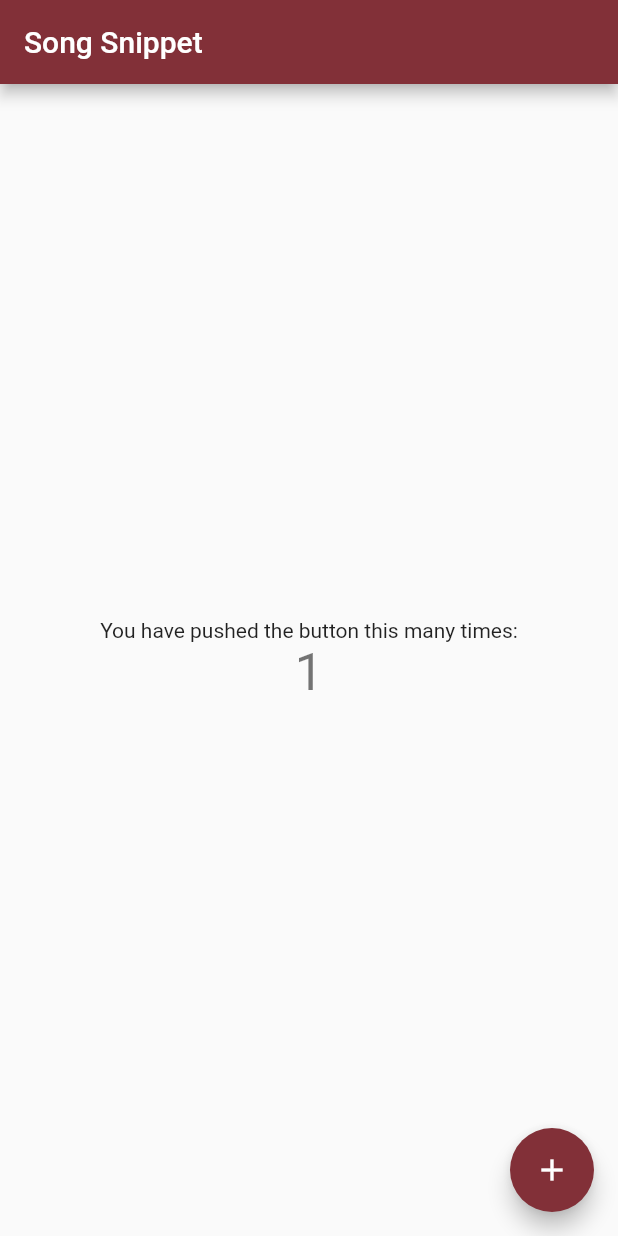
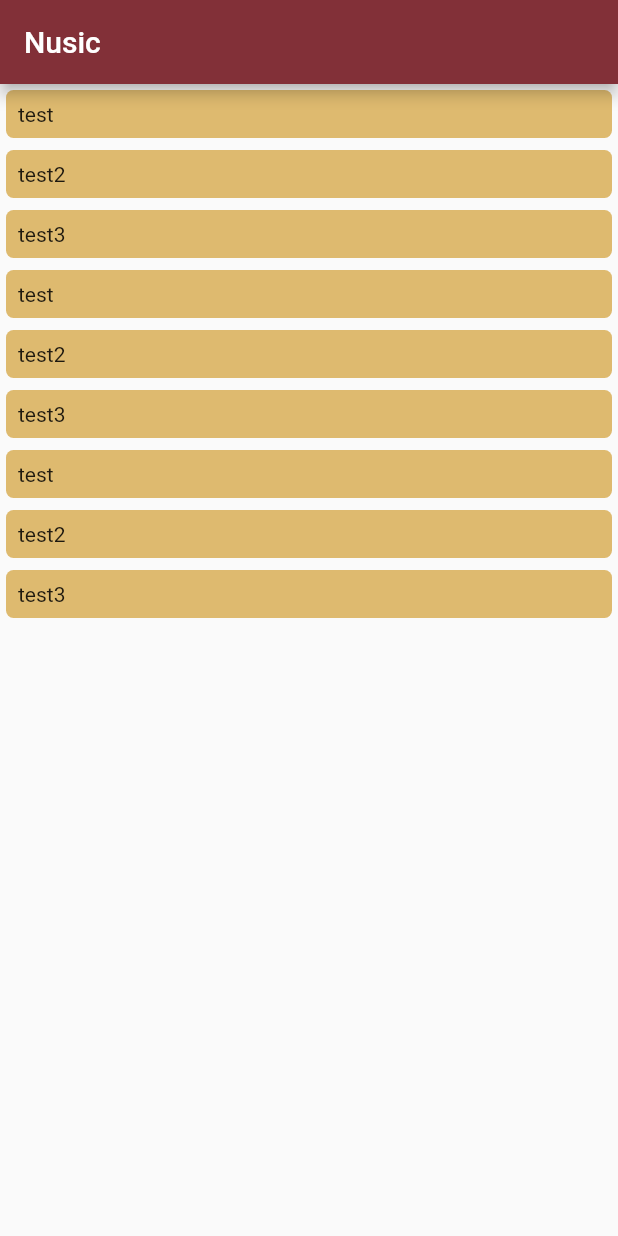
Before and after one commit to ChicoState/songsnippet, a Flutter app: the screen it shows after launch, on a phone screen of 412 x 824 dp. Run offline on Flutter 3.47's test engine with Material 2 defaults, Android fonts, the phone set to English and light mode, and no system bars.

Commit message:
added resources and implemented a simple recycling list

```diff
--- /dev/null
+++ b/lib/home/home.dart
@@ -0,0 +1,57 @@
+import 'dart:developer';
+import 'package:flutter/material.dart';
+import 'package:song_snippet/resources/dimen.dart';
+
+
+class Home extends StatefulWidget {
+  const Home({super.key});
+
+  @override
+  State<Home> createState() => _HomeState();
+}
+
+class _HomeState extends State<Home> {
+
+
+  //test array, later on we will be getting this data from the backend
+  final songs = ["test", "test2", "test3","test",
+                "test2", "test3","test", "test2", "test3"];
+
+
+  @override
+  Widget build(BuildContext context) {
+    return Scaffold(
+      appBar: AppBar(
+        title: Text("Nusic"),
+      ),
+      body: ListView.builder(
+        itemCount: songs.length,
+        itemBuilder: (context, position) {
+          return getRow(context, position, songs[position]);
+        },
+      ), // This trailing comma makes auto-formatting nicer for build methods.
+    );
+  }
+
+
+  Widget getRow(BuildContext context, int position, String song) {
+    return GestureDetector(
+      onTap: () {
+          log('row $position');
+      },
+      child: Padding(
+        padding: EdgeInsets.all(SongSnippetDimen.paddingHalf),
+        child: Container(
+          padding: const EdgeInsets.all(SongSnippetDimen.padding),
+          decoration: BoxDecoration (
+            color: Theme.of(context).primaryColor,
+            borderRadius: BorderRadius.circular(5.0),
+          ),
+          child: Text(
+            '$song',
+          ),
+        ),
+      )
+    );
+  }
+}
--- a/lib/main.dart
+++ b/lib/main.dart
@@ -1,5 +1,6 @@
 import 'package:flutter/material.dart';
 import 'theme/theme.dart';
+import 'home/home.dart';
 
 void main() {
   runApp(const MyApp());
@@ -8,98 +9,13 @@ void main() {
 class MyApp extends StatelessWidget {
   const MyApp({super.key});
 
-  // This widget is the root of your application.
+  // Root
   @override
   Widget build(BuildContext context) {
     return MaterialApp(
       title: 'Song Snippet',
       theme: getTheme(),
-      home: const MyHomePage(title: 'Song Snippet'),
+      home: const Home(),
     );
   }
 }
-
-class MyHomePage extends StatefulWidget {
-  const MyHomePage({super.key, required this.title});
-
-  // This widget is the home page of your application. It is stateful, meaning
-  // that it has a State object (defined below) that contains fields that affect
-  // how it looks.
-
-  // This class is the configuration for the state. It holds the values (in this
-  // case the title) provided by the parent (in this case the App widget) and
-  // used by the build method of the State. Fields in a Widget subclass are
-  // always marked "final".
-
-  final String title;
-
-  @override
-  State<MyHomePage> createState() => _MyHomePageState();
-}
-
-class _MyHomePageState extends State<MyHomePage> {
-  int _counter = 1;
-
-  void _incrementCounter() {
-    setState(() {
-      // This call to setState tells the Flutter framework that something has
-      // changed in this State, which causes it to rerun the build method below
-      // so that the display can reflect the updated values. If we changed
-      // _counter without calling setState(), then the build method would not be
-      // called again, and so nothing would appear to happen.
-      _counter++;
-    });
-  }
-
-  @override
-  Widget build(BuildContext context) {
-    // This method is rerun every time setState is called, for instance as done
-    // by the _incrementCounter method above.
-    //
-    // The Flutter framework has been optimized to make rerunning build methods
-    // fast, so that you can just rebuild anything that needs updating rather
-    // than having to individually change instances of widgets.
-    return Scaffold(
-      appBar: AppBar(
-        // Here we take the value from the MyHomePage object that was created by
-        // the App.build method, and use it to set our appbar title.
-        title: Text(widget.title),
-      ),
-      body: Center(
-        // Center is a layout widget. It takes a single child and positions it
-        // in the middle of the parent.
-        child: Column(
-          // Column is also a layout widget. It takes a list of children and
-          // arranges them vertically. By default, it sizes itself to fit its
-          // children horizontally, and tries to be as tall as its parent.
-          //
-          // Invoke "debug painting" (press "p" in the console, choose the
-          // "Toggle Debug Paint" action from the Flutter Inspector in Android
-          // Studio, or the "Toggle Debug Paint" command in Visual Studio Code)
-          // to see the wireframe for each widget.
-          //
-          // Column has various properties to control how it sizes itself and
-          // how it positions its children. Here we use mainAxisAlignment to
-          // center the children vertically; the main axis here is the vertical
-          // axis because Columns are vertical (the cross axis would be
-          // horizontal).
-          mainAxisAlignment: MainAxisAlignment.center,
-          children: <Widget>[
-            const Text(
-              'You have pushed the button this many times:',
-            ),
-            Text(
-              '$_counter',
-              style: Theme.of(context).textTheme.headline4,
-            ),
-          ],
-        ),
-      ),
-      floatingActionButton: FloatingActionButton(
-        onPressed: _incrementCounter,
-        tooltip: 'Increment',
-        child: const Icon(Icons.add),
-      ), // This trailing comma makes auto-formatting nicer for build methods.
-    );
-  }
-}
--- /dev/null
+++ b/lib/resources/dimen.dart
@@ -0,0 +1,11 @@
+class SongSnippetDimen {
+  static const double paddingHalf = 4.0;
+  static const double padding = 8.0;
+  static const double padding2x = 16.0;
+  static const double padding3x = 24.0;
+  static const double padding4x = 30.0;
+  static const double padding5x = 36.0;
+  static const double padding6x = 42.0;
+  static const double padding7x = 48.0;
+  static const double padding8x = 54.0;
+}
--- /dev/null
+++ b/lib/resources/strings.dart
@@ -0,0 +1,3 @@
+class SongSnippetStrings {
+  static const String title = "Nusic";
+}
--- a/lib/theme/theme.dart
+++ b/lib/theme/theme.dart
@@ -5,9 +5,9 @@ import 'colors.dart';
 
 ThemeData getTheme() {
   return ThemeData(
+    primaryColor: SongSnippetColors.creamsicle,
     colorScheme: ColorScheme.fromSwatch(
       primarySwatch: SongSnippetColors.burgandy,
-      primaryColorDark: SongSnippetColors.maple,
     )
   );
 }
```
